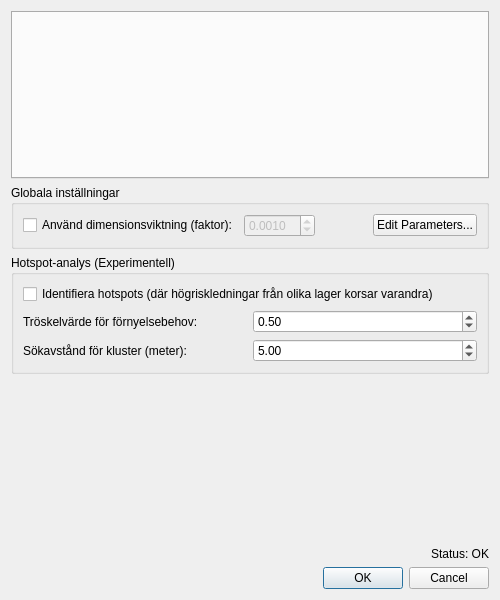
First picture: the form in reneW/reneW_dialog_base.ui, repository d3dm3m/reneW, before the edit.
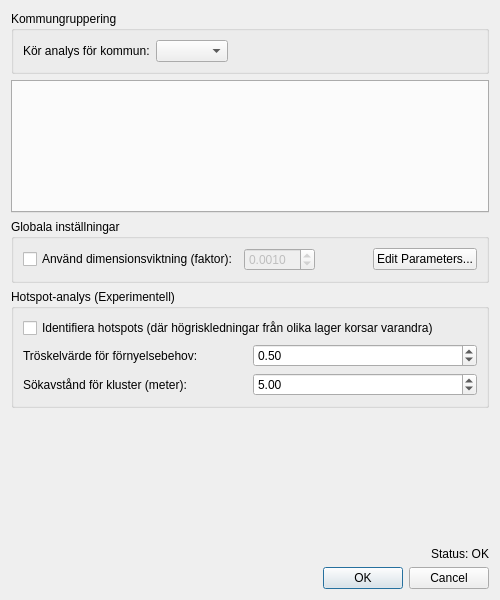
Second picture: the form after the edit.

Commit message: This commit introduces two new features based on your feedback: municipality filtering and handling of invalid construction years.

```diff
--- a/reneW/reneW_dialog_base.ui
+++ b/reneW/reneW_dialog_base.ui
@@ -14,6 +14,38 @@
    <string>reneW - Riskkalkylering</string>
   </property>
   <layout class="QVBoxLayout" name="verticalLayout_2">
+   <item>
+    <widget class="QGroupBox" name="mGroupBoxMunicipality">
+     <property name="title">
+      <string>Kommungruppering</string>
+     </property>
+     <layout class="QHBoxLayout" name="horizontalLayout_3">
+      <item>
+       <widget class="QLabel" name="label_2">
+        <property name="text">
+         <string>Kör analys för kommun:</string>
+        </property>
+       </widget>
+      </item>
+      <item>
+       <widget class="QComboBox" name="mMunicipalityFilterCombo"/>
+      </item>
+      <item>
+       <spacer name="horizontalSpacer_3">
+        <property name="orientation">
+         <enum>Qt::Horizontal</enum>
+        </property>
+        <property name="sizeHint" stdset="0">
+         <size>
+          <width>40</width>
+          <height>20</height>
+         </size>
+        </property>
+       </spacer>
+      </item>
+     </layout>
+    </widget>
+   </item>
    <item>
     <widget class="QTabWidget" name="mTabWidget">
      <property name="currentIndex">
```
The commit also changes 12 other files.
